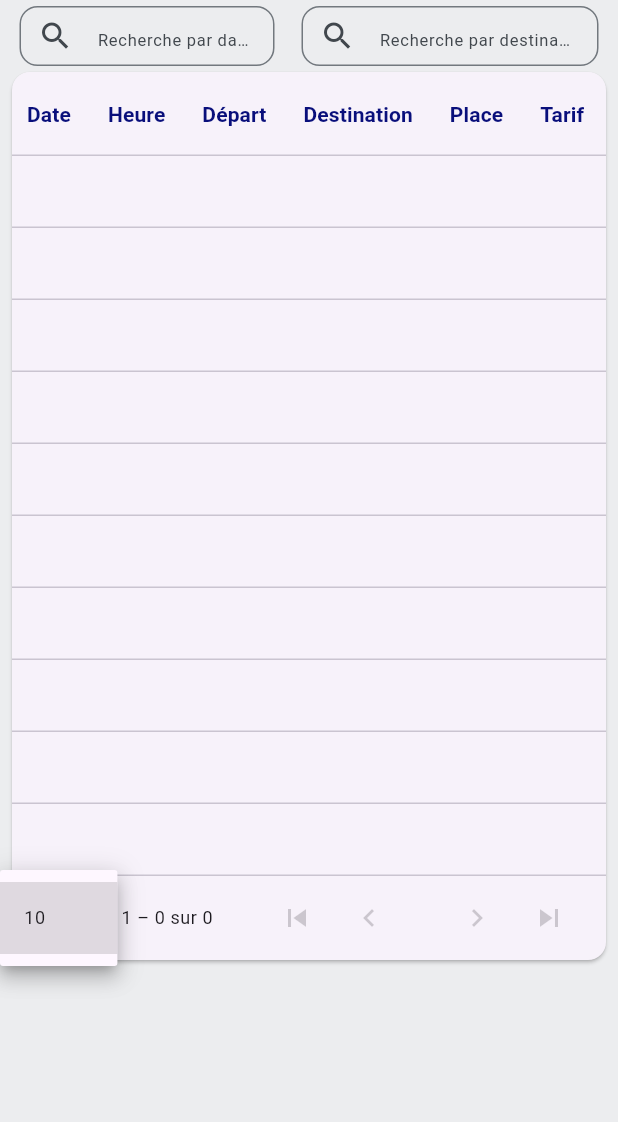
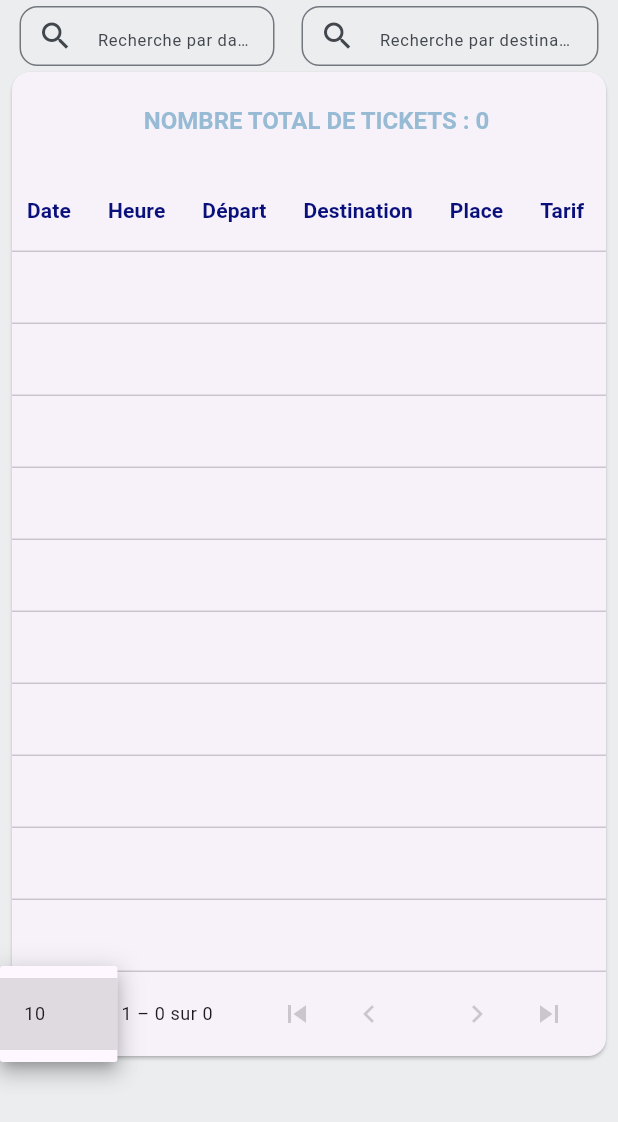
Before and after one commit to tenelo/MVST, a Flutter app: the TableauDeTickets screen opened directly, after a tap on "10", on a phone screen of 412 x 824 dp. Shown: the top 1122 px of the screen. Run offline on Flutter 3.47's test engine with Material 3 defaults, Android fonts, the phone set to English and light mode, and no system bars; our stand-ins replace badges, bloc, carousel_slider, cloud_firestore, equatable, firebase_auth and 8 more; missing offline and left inert: flutter_phone_direct_caller, mysql1, ticket_material, ticket_widget; accounts and stored records are empty.

```diff
--- a/lib/paiement/choixPaiement.dart
+++ b/lib/paiement/choixPaiement.dart
@@ -132,7 +132,6 @@ class _ChoixPaiementState extends State<ChoixPaiement> {
               widget.datePourCalcule,
             ]);
       }
-
       // Finaliser la transaction
       await conn.query('COMMIT');
 
@@ -140,7 +139,6 @@ class _ChoixPaiementState extends State<ChoixPaiement> {
       listeDeVerification.clear();
       messageEnCasDeSucces(context);
     } catch (e) {
-      print(" ERREUR D'ENREGISTREMENT $e");
       // Annuler la transaction en cas d'erreur
       await conn.query('ROLLBACK');
       messageEnCasDecheque(context);
--- a/lib/screens/choixPlace.dart
+++ b/lib/screens/choixPlace.dart
@@ -838,7 +838,7 @@ class _PlacesState extends State<Places> {
 
             try {
               if (selection[widget.numero]) {
-                var resultat = await verifierPlace(
+                var resultat = await verifierEtAjouterPlace(
                   _depart!,
                   _destination!,
                   _date!,
--- a/lib/screens/listeTicketAvantpaiement.dart
+++ b/lib/screens/listeTicketAvantpaiement.dart
@@ -127,11 +127,6 @@ class _TicketsState extends State<Tickets> {
               String _dateformatee =
                   DateFormat('yyyy-MM-dd HH:mm:ss').format(_dateCalcule);
               DateTime dateFormatee = DateTime.parse(_dateformatee).toUtc();
-              print(
-                  "%%%%%%%%%%%%%%%%%  TYPE DE LA DATE ${dateFormatee.runtimeType}  %%%%%%%%%%%%%%%%");
-              print(
-                  "%%%%%%%%%%%%%%%%%  DATE FORMATEE $dateFormatee  %%%%%%%%%%%%%%%%");
-              //await ConvertirHeure.formatDatePourCalcule(widget.date);
 
               if (mounted) {
                 setState(() {
--- a/lib/screens/petitsEcrans/choixPlace2.dart
+++ b/lib/screens/petitsEcrans/choixPlace2.dart
@@ -840,7 +840,7 @@ class _PlacesState extends State<Places> {
 
             try {
               if (selection[widget.numero]) {
-                var resultat = await verifierPlace(
+                var resultat = await verifierEtAjouterPlace(
                   _depart!,
                   _destination!,
                   _date!,
--- a/lib/screens/tableauDesTickets.dart
+++ b/lib/screens/tableauDesTickets.dart
@@ -39,12 +39,12 @@ class _TableauDeTicketsState extends State<TableauDeTickets> {
       _isLoading = true;
     });
     try {
-      var results = await conn.query(
+      var resultat = await conn.query(
           'SELECT * FROM Tickets WHERE idUtilisateur = ? ORDER BY dateDeCreation DESC LIMIT 150',
           [widget.idUtilisateur]);
 
       List<Map<String, dynamic>> listeDesTickets = [];
-      for (var row in results) {
+      for (var row in resultat) {
         listeDesTickets.add({
           'id': row['id'],
           'documentId': row['documentId'],
@@ -158,6 +158,15 @@ class _TableauDeTicketsState extends State<TableauDeTickets> {
                           data: ThemeData.light().copyWith(
                               cardColor: Theme.of(context).canvasColor),
                           child: PaginatedDataTable(
+                            header: Center(
+                              child: Text(
+                                "NOMBRE TOTAL DE TICKETS : ${donnees.length}",
+                                style: TextStyle(
+                                    color: Config.colors.bleuFonce2,
+                                    fontWeight: FontWeight.bold,
+                                    fontSize: 16),
+                              ),
+                            ),
                             horizontalMargin: 10,
                             columnSpacing: 20,
                             showFirstLastButtons: true,
```
Also changed, not shown: lib/main.dart (+7 -1 lines), lib/models/mesFonctions.dart (+4 -3 lines), lib/screens/commande.dart (+7 -5 lines).
